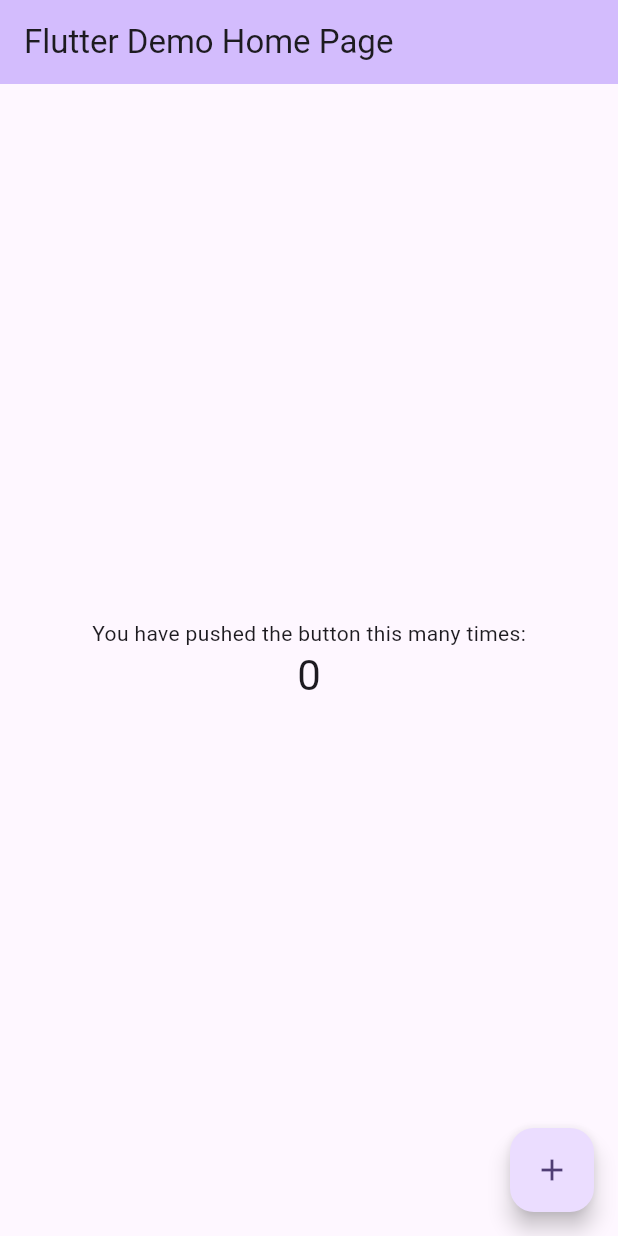
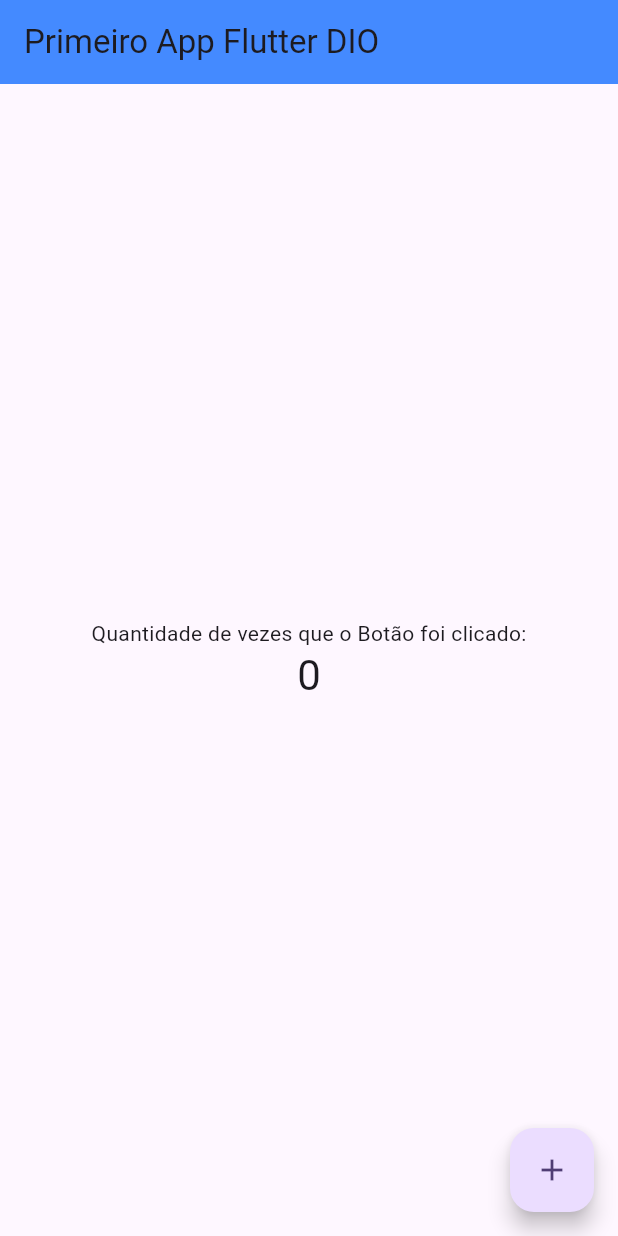
Before and after one commit to AtaryJR/primeiroappflutterdio, a Flutter app: the screen it shows after launch, on a phone screen of 412 x 824 dp. Run offline on Flutter 3.47's test engine with Material 3 defaults, Android fonts, the phone set to English and light mode, and no system bars.

Commit message:
Commit Atualizado

```diff
--- a/lib/main.dart
+++ b/lib/main.dart
@@ -11,7 +11,7 @@ class MyApp extends StatelessWidget {
   @override
   Widget build(BuildContext context) {
     return MaterialApp(
-      title: 'Flutter Demo',
+      title: 'Primeiro App Flutter DIO',
       theme: ThemeData(
         // This is the theme of your application.
         //
@@ -31,7 +31,7 @@ class MyApp extends StatelessWidget {
         colorScheme: ColorScheme.fromSeed(seedColor: Colors.deepPurple),
         useMaterial3: true,
       ),
-      home: const MyHomePage(title: 'Flutter Demo Home Page'),
+      home: const MyHomePage(title: 'Primeiro App Flutter DIO'),
     );
   }
 }
@@ -81,7 +81,7 @@ class _MyHomePageState extends State<MyHomePage> {
         // TRY THIS: Try changing the color here to a specific color (to
         // Colors.amber, perhaps?) and trigger a hot reload to see the AppBar
         // change color while the other colors stay the same.
-        backgroundColor: Theme.of(context).colorScheme.inversePrimary,
+        backgroundColor: Colors.blueAccent,
         // Here we take the value from the MyHomePage object that was created by
         // the App.build method, and use it to set our appbar title.
         title: Text(widget.title),
@@ -106,7 +106,7 @@ class _MyHomePageState extends State<MyHomePage> {
           mainAxisAlignment: MainAxisAlignment.center,
           children: <Widget>[
             const Text(
-              'You have pushed the button this many times:',
+              'Quantidade de vezes que o Botão foi clicado:',
             ),
             Text(
               '$_counter',
```
